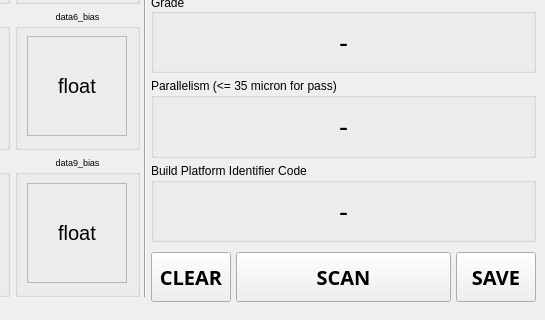
losgab/micrometer-parallelism-qc, file qt-platform-parallelism/form.ui: the form before one commit; both pictures show x 255 to 800 and y 160 to 480 of the 800 by 480 pixel window.
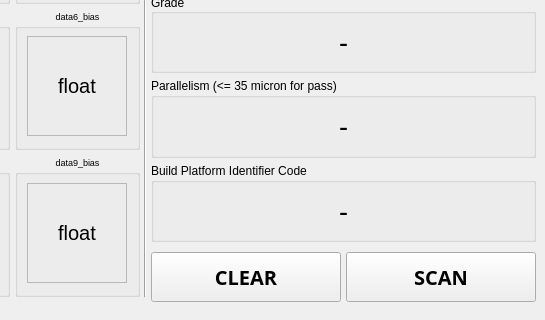
The form after the commit.

Commit message: added save functionality to main test platform button

Patch:
```diff
--- a/qt-platform-parallelism/form.ui
+++ b/qt-platform-parallelism/form.ui
@@ -810,7 +810,7 @@
             </property>
             <property name="maximumSize">
              <size>
-              <width>80</width>
+              <width>1000</width>
               <height>40</height>
              </size>
             </property>
@@ -836,7 +836,7 @@
             </property>
             <property name="maximumSize">
              <size>
-              <width>250</width>
+              <width>1000</width>
               <height>40</height>
              </size>
             </property>
@@ -855,35 +855,6 @@
             </property>
            </widget>
           </item>
-          <item>
-           <widget class="QPushButton" name="button_save">
-            <property name="minimumSize">
-             <size>
-              <width>80</width>
-              <height>50</height>
-             </size>
-            </property>
-            <property name="maximumSize">
-             <size>
-              <width>80</width>
-              <height>40</height>
-             </size>
-            </property>
-            <property name="font">
-             <font>
-              <family>Cascadia Code</family>
-              <pointsize>15</pointsize>
-              <bold>true</bold>
-             </font>
-            </property>
-            <property name="text">
-             <string>SAVE</string>
-            </property>
-            <property name="autoDefault">
-             <bool>false</bool>
-            </property>
-           </widget>
-          </item>
          </layout>
         </item>
        </layout>
```
The commit also changes 3 other files.
